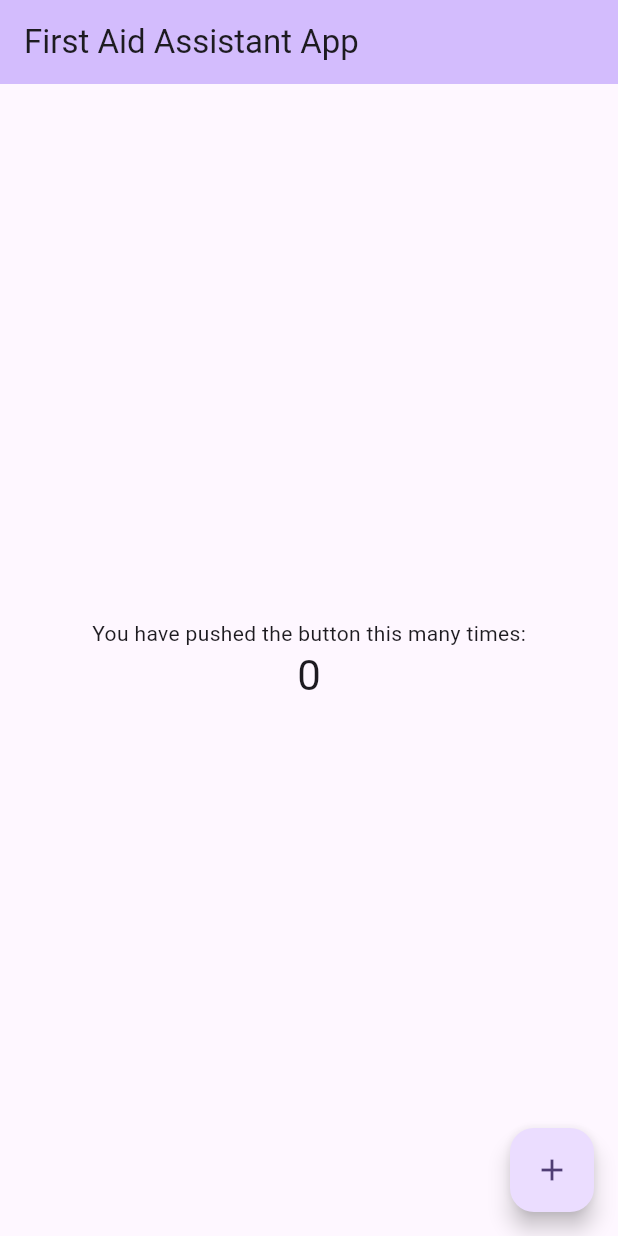
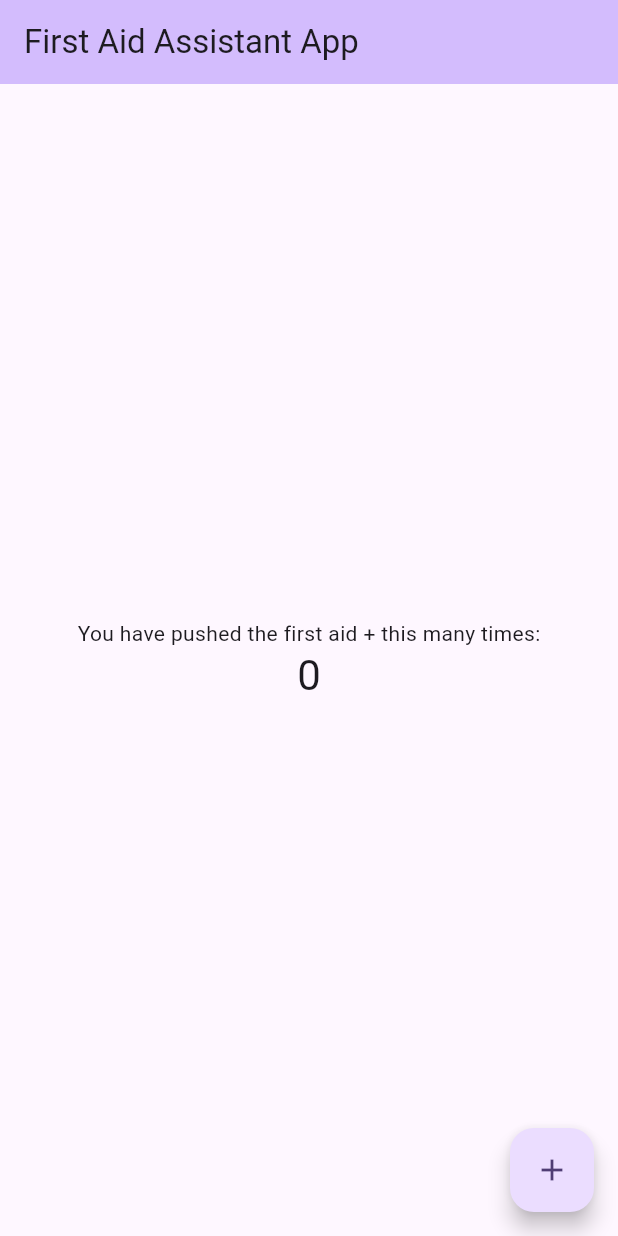
Before and after one commit to ansilamaharjan/kathfest-project, a Flutter app: the screen it shows after launch, on a phone screen of 412 x 824 dp. Run offline on Flutter 3.47's test engine with Material 3 defaults, Android fonts, the phone set to English and light mode, and no system bars.

Commit message:
got the emulator running

```diff
--- a/firstaidflutterproject/lib/main.dart
+++ b/firstaidflutterproject/lib/main.dart
@@ -104,7 +104,7 @@ class _MyHomePageState extends State<MyHomePage> {
           // wireframe for each widget.
           mainAxisAlignment: .center,
           children: [
-            const Text('You have pushed the button this many times:'),
+            const Text('You have pushed the first aid + this many times:'),
             Text(
               '$_counter',
               style: Theme.of(context).textTheme.headlineMedium,
```
